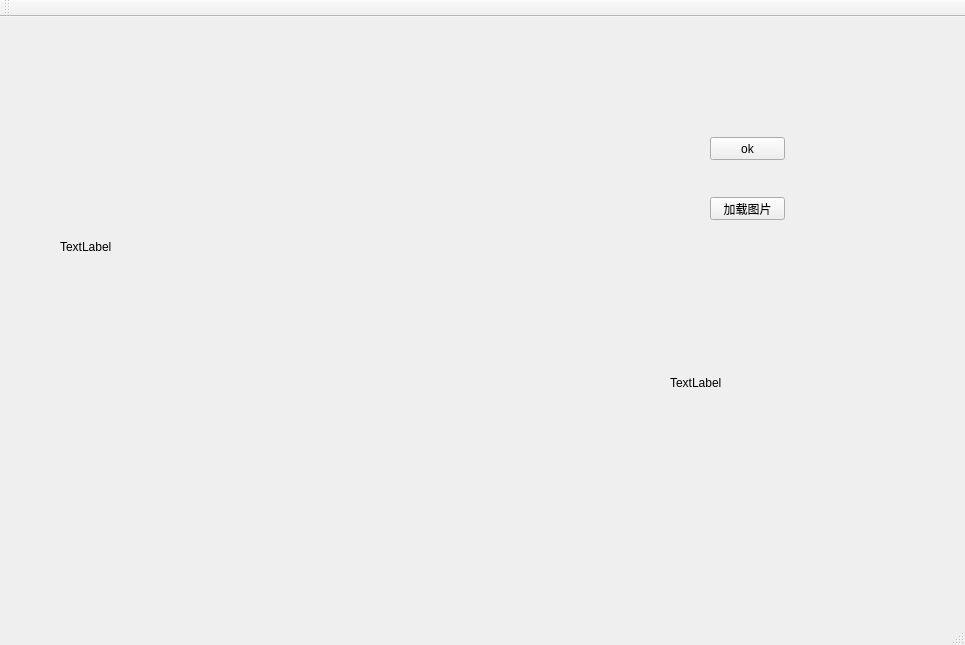
Before: the Qt Designer form myQt/myQt.ui in Silverqwx/Qt-, drawn with Qt 5.
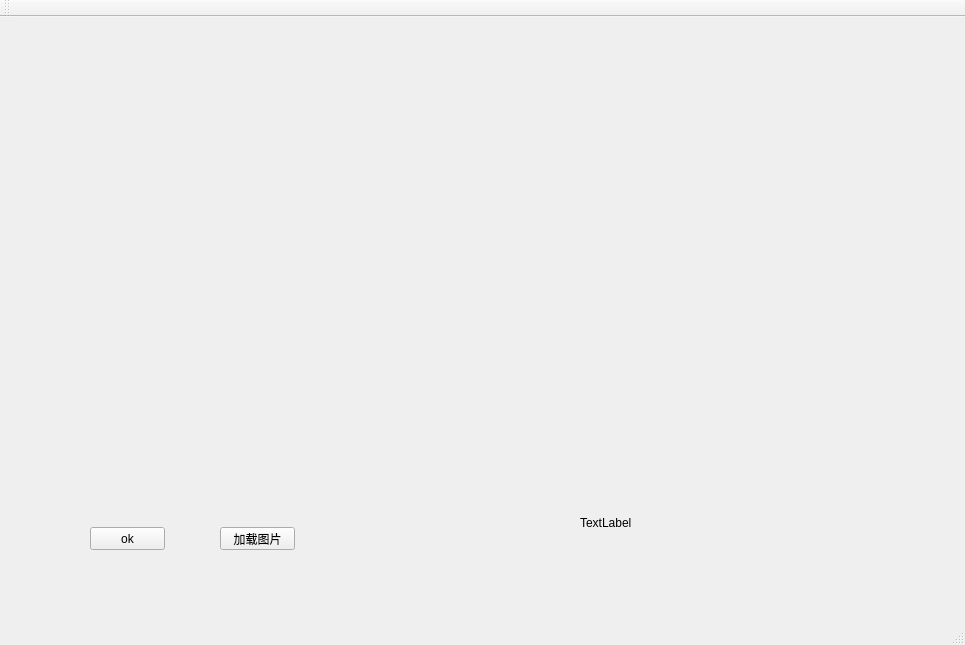
After: the same form once the commit is applied.

Patch:
```diff
--- a/myQt/myQt.ui
+++ b/myQt/myQt.ui
@@ -23,8 +23,8 @@
    <widget class="QPushButton" name="Button_ok">
     <property name="geometry">
      <rect>
-      <x>710</x>
-      <y>120</y>
+      <x>90</x>
+      <y>510</y>
       <width>75</width>
       <height>23</height>
      </rect>
@@ -36,8 +36,8 @@
    <widget class="QPushButton" name="load_image">
     <property name="geometry">
      <rect>
-      <x>710</x>
-      <y>180</y>
+      <x>220</x>
+      <y>510</y>
       <width>75</width>
       <height>23</height>
      </rect>
@@ -49,8 +49,8 @@
    <widget class="QLabel" name="label_2">
     <property name="geometry">
      <rect>
-      <x>670</x>
-      <y>350</y>
+      <x>580</x>
+      <y>490</y>
       <width>191</width>
       <height>31</height>
      </rect>
@@ -59,19 +59,6 @@
      <string>TextLabel</string>
     </property>
    </widget>
-   <widget class="QLabel" name="label">
-    <property name="geometry">
-     <rect>
-      <x>60</x>
-      <y>50</y>
-      <width>449</width>
-      <height>359</height>
-     </rect>
-    </property>
-    <property name="text">
-     <string>TextLabel</string>
-    </property>
-   </widget>
   </widget>
   <widget class="QMenuBar" name="menuBar">
    <property name="geometry">
```
Left out of the diff: 21 changed lines with no effect on the pictures.
